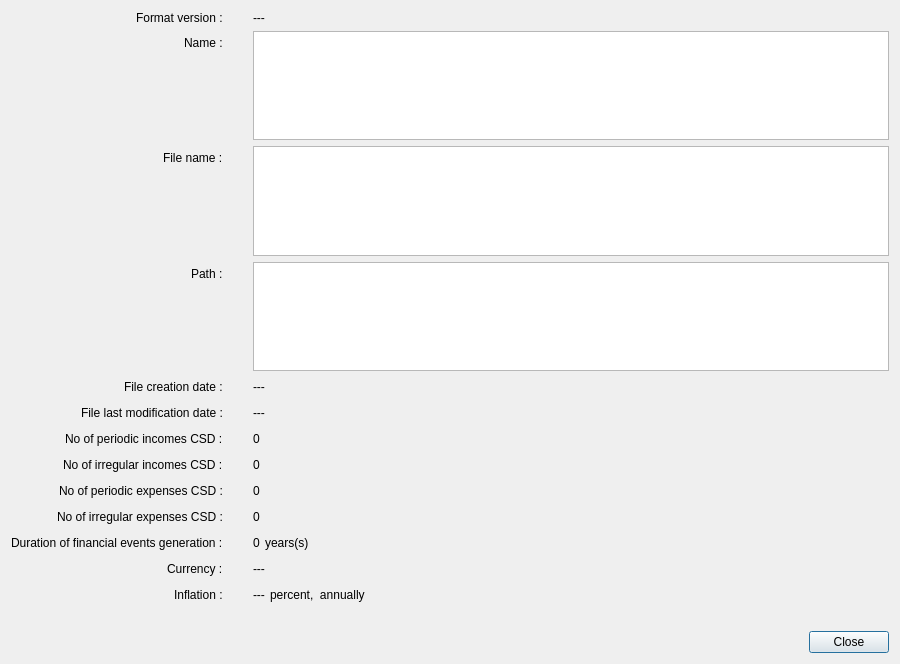
The window that src/scenariopropertiesdialog.ui (redmoon1945/gbp) describes before a commit, drawn with Qt 5.
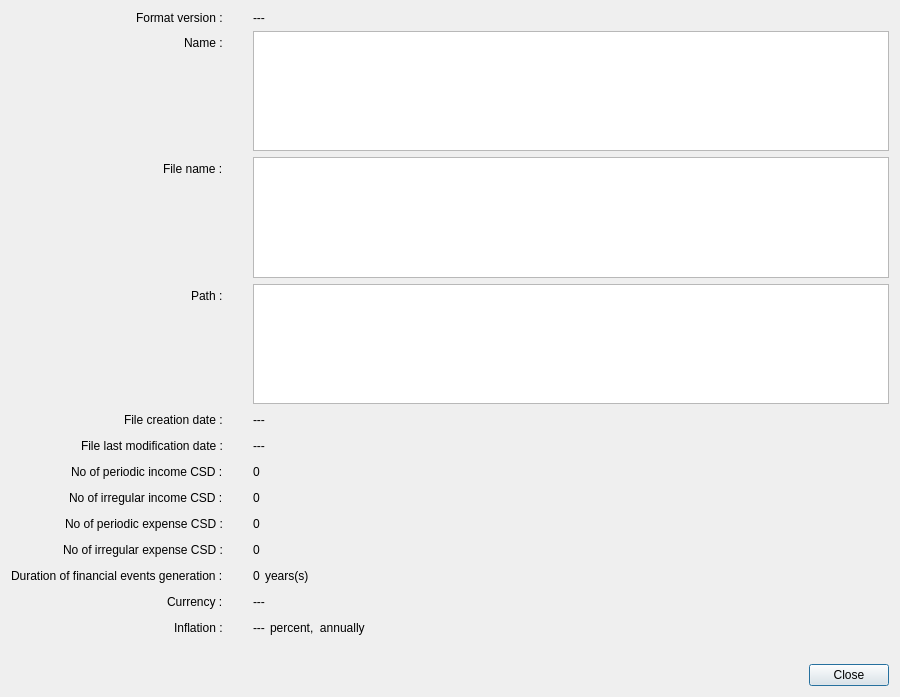
The same window after the commit.

The edit to the form file:
```diff
--- a/src/scenariopropertiesdialog.ui
+++ b/src/scenariopropertiesdialog.ui
@@ -7,7 +7,7 @@
     <x>0</x>
     <y>0</y>
     <width>900</width>
-    <height>664</height>
+    <height>697</height>
    </rect>
   </property>
   <property name="windowTitle">
@@ -156,7 +156,7 @@
        <item row="6" column="0">
         <widget class="QLabel" name="label_4">
          <property name="text">
-          <string>No of periodic incomes CSD :</string>
+          <string>No of periodic income CSD :</string>
          </property>
         </widget>
        </item>
@@ -187,7 +187,7 @@
        <item row="7" column="0">
         <widget class="QLabel" name="label_5">
          <property name="text">
-          <string>No of irregular incomes CSD :</string>
+          <string>No of irregular income CSD :</string>
          </property>
         </widget>
        </item>
@@ -218,7 +218,7 @@
        <item row="8" column="0">
         <widget class="QLabel" name="label_6">
          <property name="text">
-          <string>No of periodic expenses CSD :</string>
+          <string>No of periodic expense CSD :</string>
          </property>
         </widget>
        </item>
@@ -249,7 +249,7 @@
        <item row="9" column="0">
         <widget class="QLabel" name="label_7">
          <property name="text">
-          <string>No of irregular expenses CSD :</string>
+          <string>No of irregular expense CSD :</string>
          </property>
         </widget>
        </item>
```
